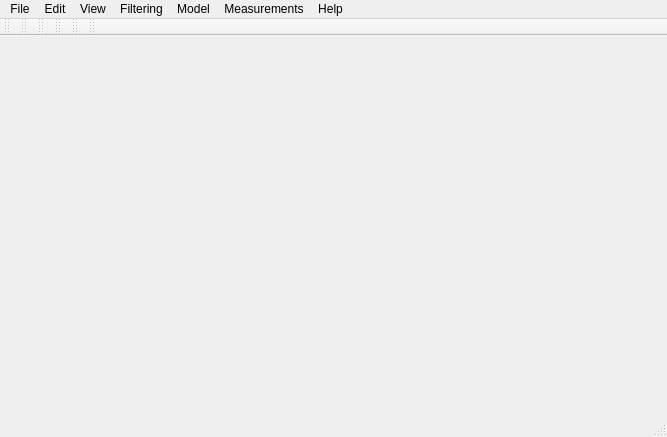
SindenDev/3dimviewer, file applications/3DimViewer/ui/mainwindow.ui: the form before one commit.
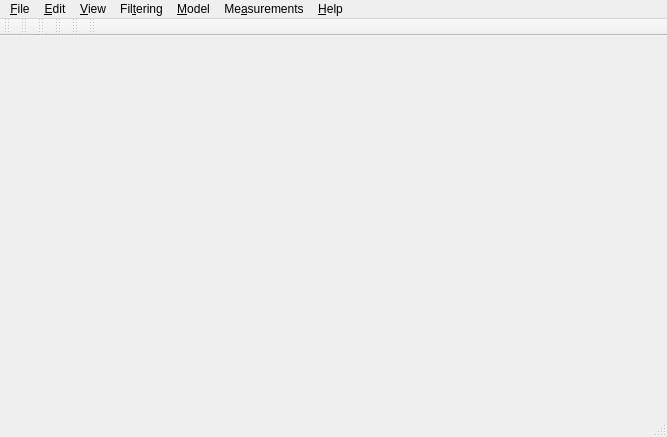
The form after the commit. Icons and pictures are not drawn.

```diff
--- a/applications/3DimViewer/ui/mainwindow.ui
+++ b/applications/3DimViewer/ui/mainwindow.ui
@@ -28,7 +28,7 @@
    </property>
    <widget class="QMenu" name="menuArchive">
     <property name="title">
-     <string>File</string>
+     <string>&amp;File</string>
     </property>
     <widget class="QMenu" name="menuRecent">
      <property name="title">
@@ -54,7 +54,7 @@
    </widget>
    <widget class="QMenu" name="menuEdit">
     <property name="title">
-     <string>Edit</string>
+     <string>&amp;Edit</string>
     </property>
     <widget class="QMenu" name="menuSwitch_Mouse_Mode">
      <property name="title">
@@ -72,7 +72,7 @@
    </widget>
    <widget class="QMenu" name="menuView">
     <property name="title">
-     <string>View</string>
+     <string>&amp;View</string>
     </property>
     <widget class="QMenu" name="menuViews">
      <property name="title">
@@ -136,14 +136,14 @@
    </widget>
    <widget class="QMenu" name="menuModel">
     <property name="title">
-     <string>Model</string>
+     <string>&amp;Model</string>
     </property>
     <addaction name="actionCreate_Surface_Model"/>
     <addaction name="actionShow_Surface_Model"/>
    </widget>
    <widget class="QMenu" name="menuHelp">
     <property name="title">
-     <string>Help</string>
+     <string>&amp;Help</string>
     </property>
     <addaction name="actionShow_Help"/>
     <addaction name="separator"/>
@@ -152,7 +152,7 @@
    </widget>
    <widget class="QMenu" name="menuFiltering">
     <property name="title">
-     <string>Filtering</string>
+     <string>Fil&amp;tering</string>
     </property>
     <widget class="QMenu" name="menuViewFilter">
      <property name="title">
@@ -168,7 +168,7 @@
    </widget>
    <widget class="QMenu" name="menuMeasurements">
     <property name="title">
-     <string>Measurements</string>
+     <string>Me&amp;asurements</string>
     </property>
     <addaction name="actionMeasure_Density_Value"/>
     <addaction name="actionMeasure_Distance"/>
```
Left out of the diff: 56 changed lines with no effect on the pictures.
